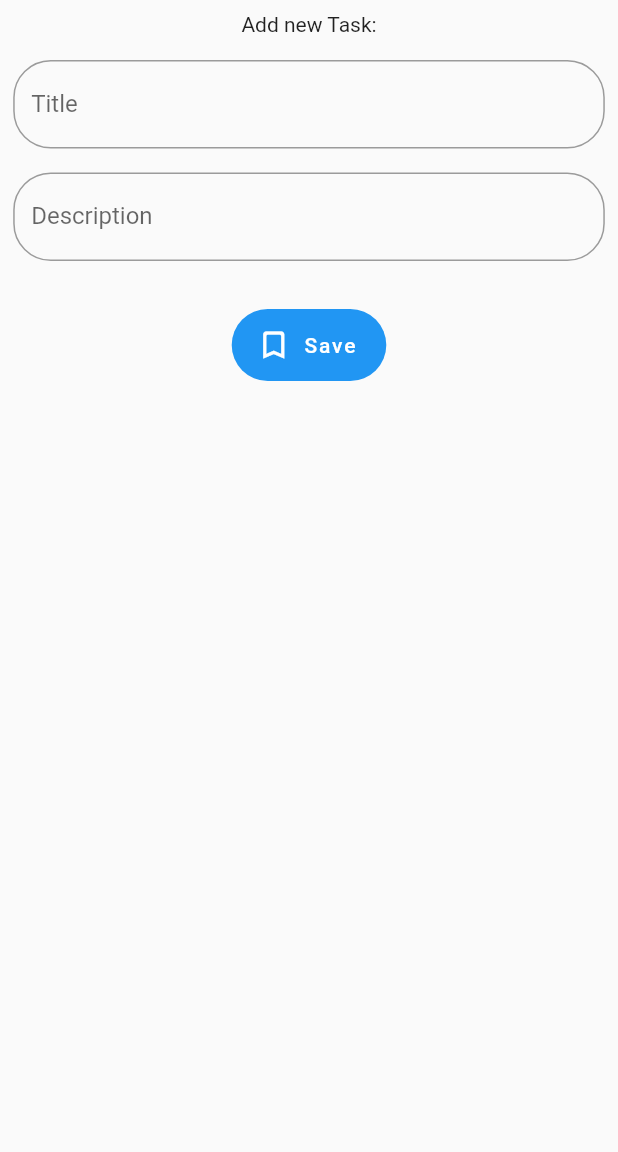
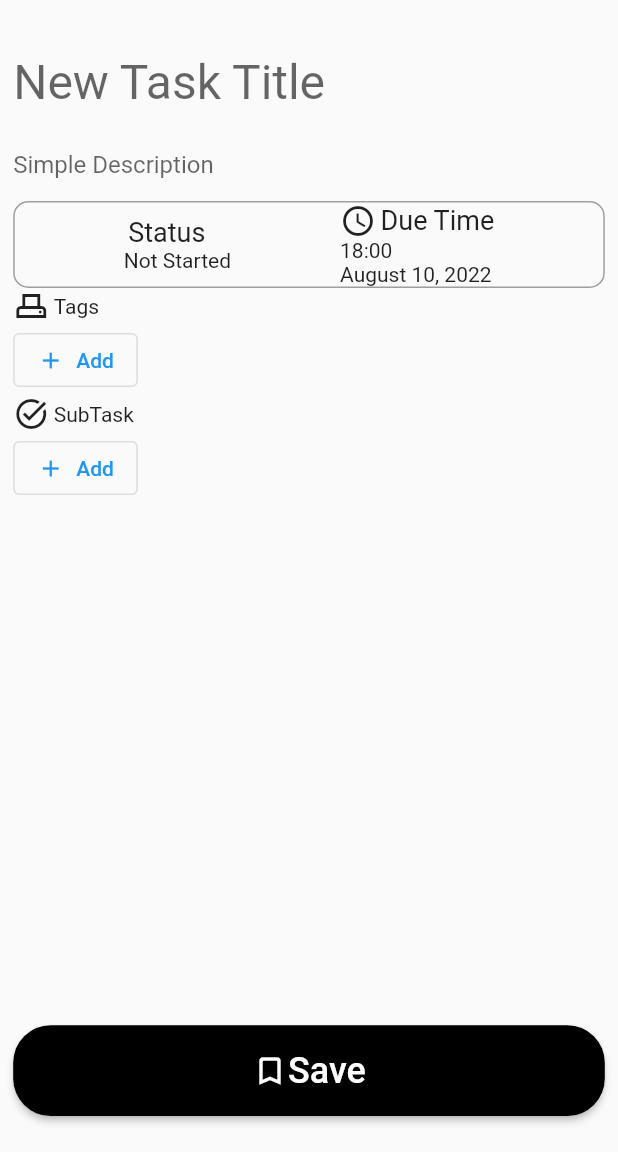
Before and after one commit to yDon96/ScheduleEasy, a Flutter app: the TaskPage screen opened directly with empty values, on a phone screen of 412 x 824 dp, the part 84-1236 px from its top. Run offline on Flutter 3.47's test engine with Material 2 defaults, Android fonts, the phone set to English and light mode, and no system bars; network calls fail.

Commit message:
Design Task page

```diff
--- a/lib/routes/task_page.dart
+++ b/lib/routes/task_page.dart
@@ -34,39 +34,152 @@ class _TaskPageState extends State<TaskPage> {
     return Scaffold(
         appBar: TopBar(username: 'John Doe', imageUrl: "https://static.wikia.nocookie.net/zelda/images/d/d4/Link_ssbu.jpg/revision/latest?cb=20180614072525&path-prefix=it"),
         body:Column(
-
           children:  [
-            const Text("Add new Task:"),
+            Expanded(
+              flex: 6,
+              child: Padding(
+                padding: const EdgeInsets.symmetric(vertical: 16.0, horizontal: 8.8),
+                child: ListView(
+                  children:  [
+                    Column(
+                    crossAxisAlignment: CrossAxisAlignment.start,
+                    mainAxisAlignment: MainAxisAlignment.spaceEvenly,
+                      children:  const [
+                        TextField(
+                            decoration: InputDecoration(
+                              border: InputBorder.none,
+                              hintText: 'New Task Title',
+                            ),
+                            style: TextStyle(fontSize: 32), // <-- SEE HERE
+                          ),
+                        TextField(
+                            decoration: InputDecoration(
+                              border: InputBorder.none,
+                              hintText: 'Simple Description',
+                            ),
+                            style: TextStyle(fontSize: 16),
+                            maxLines: 5, // <-- SEE HERE
+                            minLines: 1, // <-- SEE HERE// <-- SEE HERE
+                          ),
+                      ],
+                    ),
+                    Container(
+                      decoration: BoxDecoration(
+                        border: Border.all(
+                          color: Colors.grey,
+                        ),
+                        borderRadius: BorderRadius.circular(10.0),
+                      ),
+                      child: Row(
+                        mainAxisAlignment: MainAxisAlignment.spaceEvenly,
+                        children: [
+                          Column(
+                            crossAxisAlignment: CrossAxisAlignment.start,
+                            children: [
+                              Row(
+                                children: const [
                                   Padding(
-              padding: const EdgeInsets.symmetric(vertical: 16.0, horizontal: 8.8),
-              child: TextField(
-                decoration: InputDecoration(
-                  border: OutlineInputBorder(
-                    borderRadius: BorderRadius.circular(25),
+                                      padding: EdgeInsets.only(left: 3.0),
+                                      child: Text(
+                                        "Status",
+                                        style: TextStyle(fontSize: 18),
+                                      )
                                   ),
-                  labelText: 'Title',
+                                ],
+                              ),
+                              const Text("Not Started")
+                            ],
+                          ),
+                          Column(
+                            crossAxisAlignment: CrossAxisAlignment.start,
+                            children: [
+                              Row(
+                                children: const [
+                                  Icon(Icons.access_time),
+                                  Padding(
+                                      padding: EdgeInsets.only(left: 3.0),
+                                      child: Text(
+                                        "Due Time",
+                                        style: TextStyle(fontSize: 18),
+                                      )
+                                  ),
+                                ],
+                              ),
+                              const Text("18:00"),
+                              const Text("August 10, 2022"),
+                            ],
+                          )
+                        ],
                       ),
                     ),
+                    Column(
+                      crossAxisAlignment: CrossAxisAlignment.start,
+                      children: [
+                        Row(
+                          children: const [
+                            Icon(Icons.adf_scanner_outlined),
+                            Padding(
+                                padding: EdgeInsets.only(left: 3.0),
+                                child: Text("Tags")
                             ),
+                          ],
+                        ),
+                        OutlinedButton.icon(
+                          onPressed: () {
+                            // Respond to button press
+                          },
+                          icon: const Icon(Icons.add, size: 18),
+                          label: const Text("Add"),
+                        )
+                    ]),
+                    Column(
+                      crossAxisAlignment: CrossAxisAlignment.start,
+                      children: [
+                        Row(
+                          children: const [
+                            Icon(Icons.task_alt),
                             Padding(
-              padding: const EdgeInsets.symmetric(vertical: 0.0, horizontal: 8.8),
-              child: TextField(
-                decoration: InputDecoration(
-                  border: OutlineInputBorder(
-                    borderRadius: BorderRadius.circular(25),
+                                padding: EdgeInsets.only(left: 3.0),
+                                child: Text("SubTask")
                             ),
-                  labelText: 'Description',
+                          ],
+                        ),
+                        OutlinedButton.icon(
+                          onPressed: () {
+                            // Respond to button press
+                          },
+                          icon: const Icon(Icons.add, size: 18),
+                          label: const Text("Add"),
+                        )
+                      ],
+                    )
+                  ]),
               ),
             ),
+            Expanded(
+              flex: 1,
+              child: Padding(
+                padding: const EdgeInsets.symmetric(vertical: 24.0, horizontal: 8.8),
+                child: ElevatedButton(
+                    style: ElevatedButton.styleFrom(
+                      primary: Colors.black,
+                      shape: RoundedRectangleBorder(
+                          borderRadius: BorderRadius.circular(25.0)),
+                      minimumSize: const Size.fromHeight(100), // NEW
                     ),
-            Padding(
-              padding: const EdgeInsets.symmetric(vertical: 32.0, horizontal: 8.8),
-              child: FloatingActionButton.extended(
                     onPressed: () {},
-                icon: const Icon(Icons.bookmark_border_rounded),
-                label: const Text("Save"),
-                elevation: 0,
+                    child: Row(
+                      mainAxisAlignment: MainAxisAlignment.center,
+                      children: const [
+                        Icon(Icons.bookmark_border_rounded),
+                        Text(
+                          'Save',
+                          style: TextStyle(fontSize: 24),
                         ),
+                      ],
+                    )
+                ),
+              )
             ),
           ],
         )
```
Lines whose indentation alone changed are shown as unchanged.
